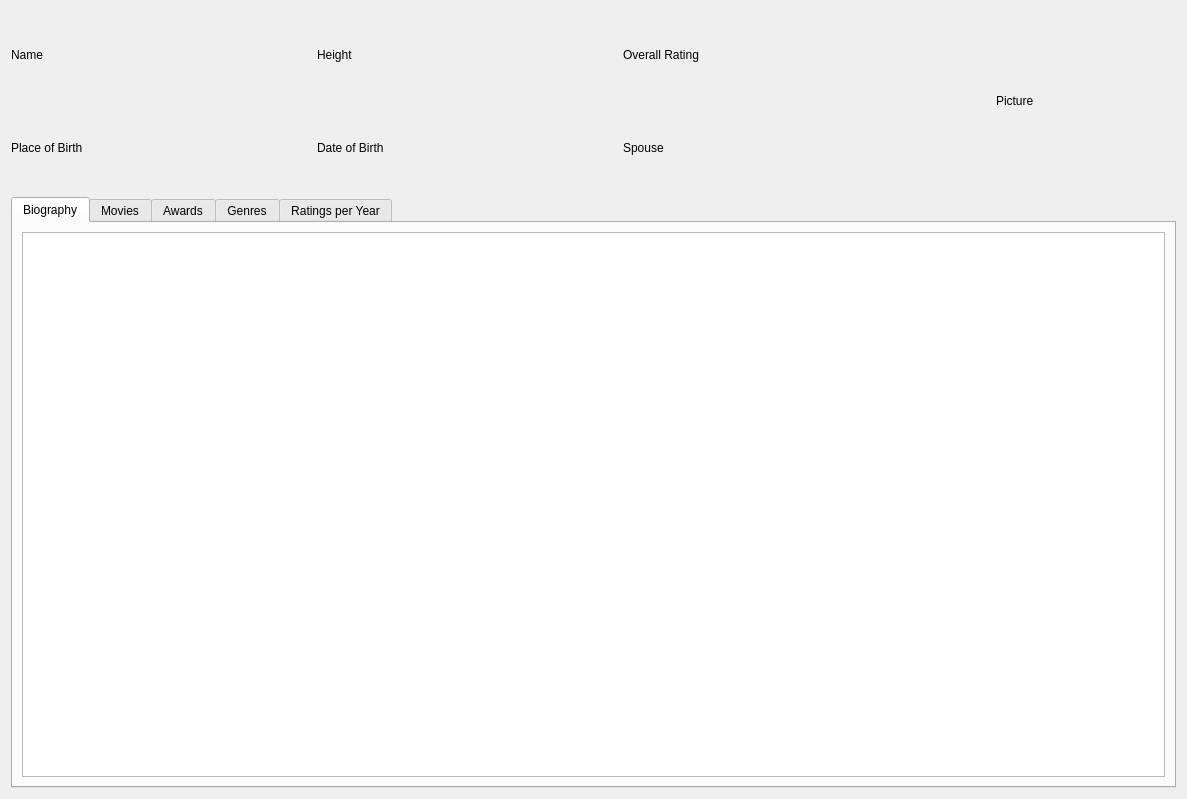
John-Dilla/imdbScraper, file src/controller/ui/actorWindow.ui: the form before one commit.
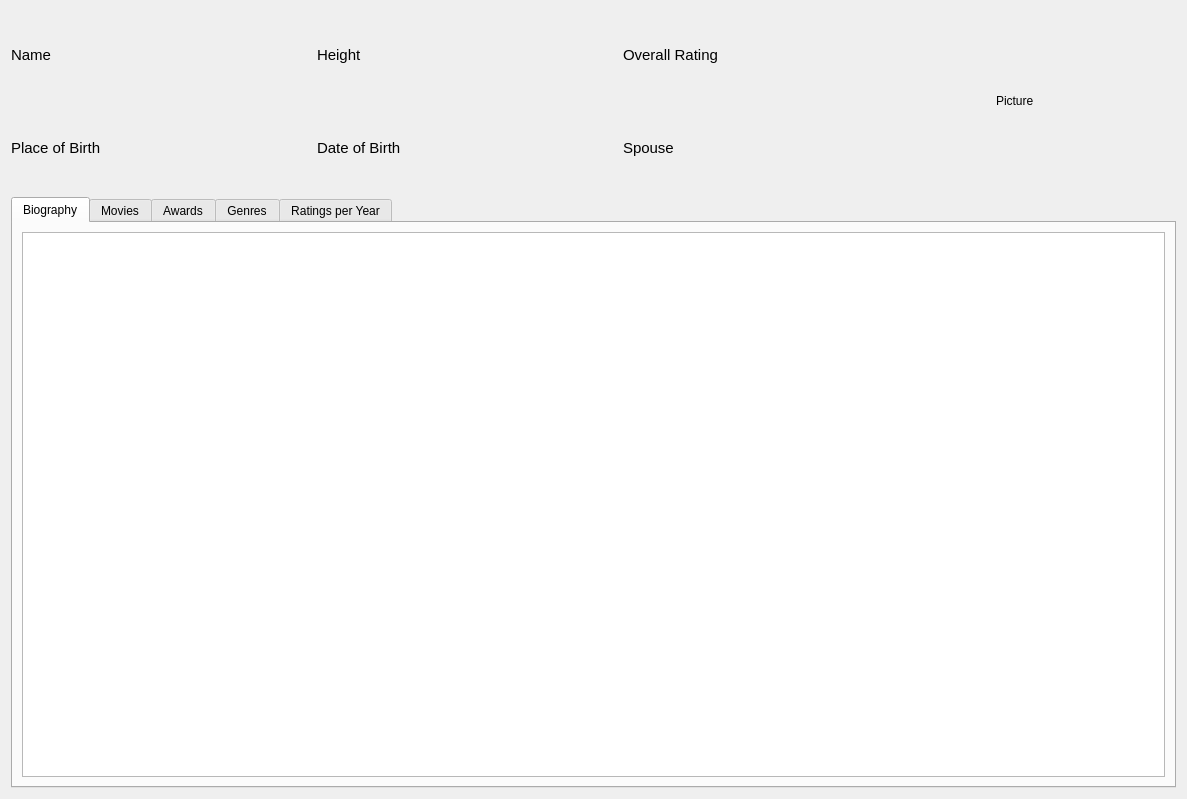
The form after the commit. The open tabs and pages were chosen to show the change.

The edit to the form file:
```diff
--- a/src/controller/ui/actorWindow.ui
+++ b/src/controller/ui/actorWindow.ui
@@ -36,6 +36,11 @@
                <height>0</height>
               </size>
              </property>
+             <property name="font">
+              <font>
+               <pointsize>11</pointsize>
+              </font>
+             </property>
              <property name="text">
               <string>Name</string>
              </property>
@@ -49,6 +54,11 @@
                <height>0</height>
               </size>
              </property>
+             <property name="font">
+              <font>
+               <pointsize>11</pointsize>
+              </font>
+             </property>
              <property name="text">
               <string>Height</string>
              </property>
@@ -62,6 +72,11 @@
                <height>0</height>
               </size>
              </property>
+             <property name="font">
+              <font>
+               <pointsize>11</pointsize>
+              </font>
+             </property>
              <property name="text">
               <string>Overall Rating</string>
              </property>
@@ -73,6 +88,11 @@
           <layout class="QHBoxLayout" name="horizontalLayout_3">
            <item>
             <widget class="QLabel" name="uiPlace">
+             <property name="font">
+              <font>
+               <pointsize>11</pointsize>
+              </font>
+             </property>
              <property name="text">
               <string>Place of Birth</string>
              </property>
@@ -80,6 +100,11 @@
            </item>
            <item>
             <widget class="QLabel" name="uiDate">
+             <property name="font">
+              <font>
+               <pointsize>11</pointsize>
+              </font>
+             </property>
              <property name="text">
               <string>Date of Birth</string>
              </property>
@@ -87,6 +112,11 @@
            </item>
            <item>
             <widget class="QLabel" name="uiSpouse">
+             <property name="font">
+              <font>
+               <pointsize>11</pointsize>
+              </font>
+             </property>
              <property name="text">
               <string>Spouse</string>
              </property>
```
Left out of the diff: 7 changed lines with no effect on the pictures.
